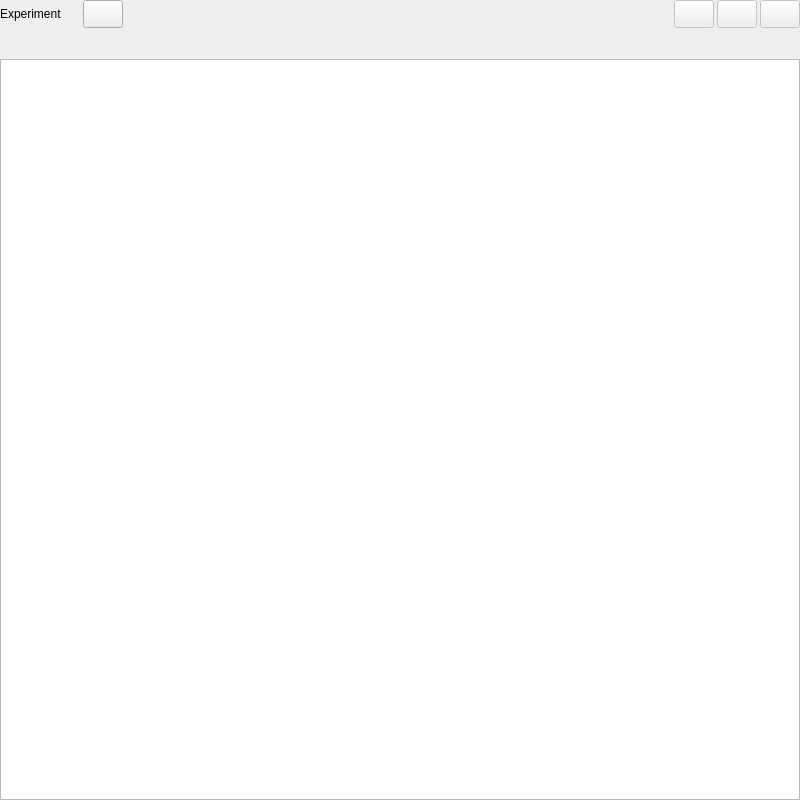
Qt form gui/daq/form_experiment_setup.ui (usnistgov/qpx-gamma) before a commit.
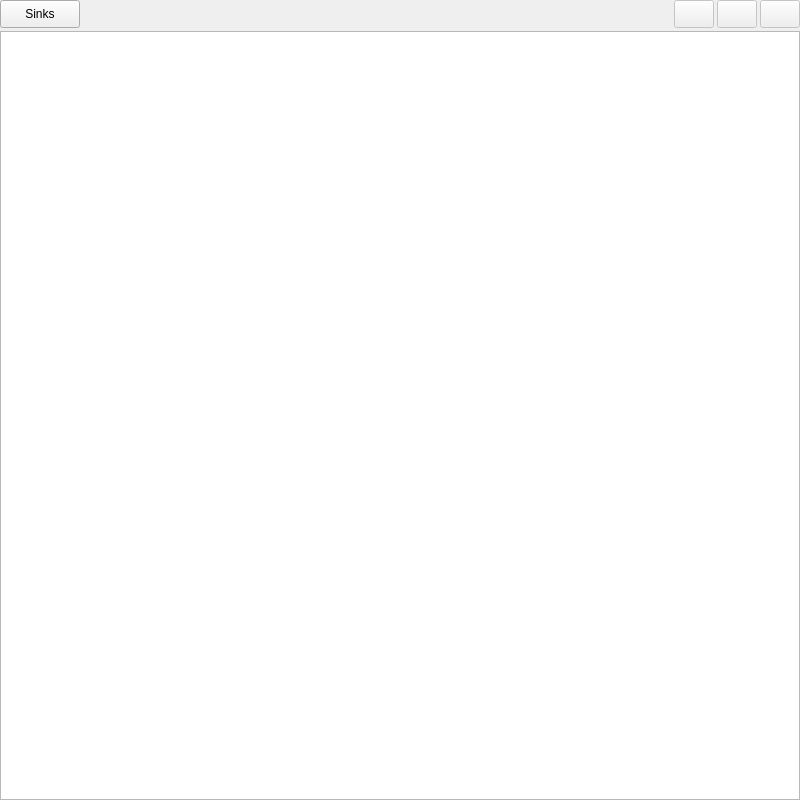
The same form after that commit. Icons and pictures are not drawn. Custom widgets are drawn as their Qt base class.

Commit message: Experiment streamlined

The edit to the form file:
```diff
--- a/gui/daq/form_experiment_setup.ui
+++ b/gui/daq/form_experiment_setup.ui
@@ -33,28 +33,6 @@
    <property name="spacing">
     <number>3</number>
    </property>
-   <item row="1" column="0">
-    <widget class="SelectorWidget" name="spectrumSelector" native="true">
-     <property name="sizePolicy">
-      <sizepolicy hsizetype="Minimum" vsizetype="Preferred">
-       <horstretch>0</horstretch>
-       <verstretch>0</verstretch>
-      </sizepolicy>
-     </property>
-     <property name="minimumSize">
-      <size>
-       <width>280</width>
-       <height>25</height>
-      </size>
-     </property>
-     <property name="maximumSize">
-      <size>
-       <width>16777215</width>
-       <height>16777215</height>
-      </size>
-     </property>
-    </widget>
-   </item>
    <item row="2" column="0">
     <widget class="QTreeView" name="treeViewExperiment">
      <property name="sizePolicy">
@@ -72,36 +50,30 @@
     </widget>
    </item>
    <item row="0" column="0">
-    <layout class="QHBoxLayout" name="horizontalLayout_12">
+    <widget class="QWidget" name="widgetButtons" native="true">
+     <property name="minimumSize">
+      <size>
+       <width>0</width>
+       <height>0</height>
+      </size>
+     </property>
+     <layout class="QGridLayout" name="gridLayout_2">
+      <property name="leftMargin">
+       <number>0</number>
+      </property>
+      <property name="topMargin">
+       <number>0</number>
+      </property>
+      <property name="rightMargin">
+       <number>0</number>
+      </property>
+      <property name="bottomMargin">
+       <number>0</number>
+      </property>
      <property name="spacing">
       <number>3</number>
      </property>
-     <item>
-      <widget class="QLabel" name="label_14">
-       <property name="sizePolicy">
-        <sizepolicy hsizetype="Maximum" vsizetype="Preferred">
-         <horstretch>0</horstretch>
-         <verstretch>0</verstretch>
-        </sizepolicy>
-       </property>
-       <property name="minimumSize">
-        <size>
-         <width>80</width>
-         <height>0</height>
-        </size>
-       </property>
-       <property name="maximumSize">
-        <size>
-         <width>80</width>
-         <height>16777215</height>
-        </size>
-       </property>
-       <property name="text">
-        <string>Experiment</string>
-       </property>
-      </widget>
-     </item>
-     <item>
+      <item row="0" column="0">
       <widget class="QPushButton" name="pushEditPrototypes">
        <property name="sizePolicy">
         <sizepolicy hsizetype="Maximum" vsizetype="Fixed">
@@ -125,7 +97,7 @@
         <string>Spectra definitions...</string>
        </property>
        <property name="text">
-        <string/>
+         <string>Sinks</string>
        </property>
        <property name="icon">
         <iconset resource="../resources/qpxres.qrc">
@@ -142,7 +114,7 @@
        </property>
       </widget>
      </item>
-     <item>
+      <item row="0" column="1">
       <widget class="QLabel" name="label_19">
        <property name="sizePolicy">
         <sizepolicy hsizetype="Preferred" vsizetype="Preferred">
@@ -170,7 +142,7 @@
        </property>
       </widget>
      </item>
-     <item>
+      <item row="0" column="2">
       <widget class="QPushButton" name="pushAddSubdomain">
        <property name="enabled">
         <bool>false</bool>
@@ -205,7 +177,7 @@
        </property>
       </widget>
      </item>
-     <item>
+      <item row="0" column="3">
       <widget class="QPushButton" name="pushEditDomain">
        <property name="enabled">
         <bool>false</bool>
@@ -240,7 +212,7 @@
        </property>
       </widget>
      </item>
-     <item>
+      <item row="0" column="4">
       <widget class="QPushButton" name="pushDeleteDomain">
        <property name="enabled">
         <bool>false</bool>
@@ -276,17 +248,10 @@
       </widget>
      </item>
     </layout>
+    </widget>
    </item>
   </layout>
  </widget>
- <customwidgets>
-  <customwidget>
-   <class>SelectorWidget</class>
-   <extends>QWidget</extends>
-   <header>widget_selector.h</header>
-   <container>1</container>
-  </customwidget>
- </customwidgets>
  <resources>
   <include location="../resources/qpxres.qrc"/>
  </resources>
```
Lines whose indentation alone changed are shown as unchanged. The commit also changes 20 other files.
